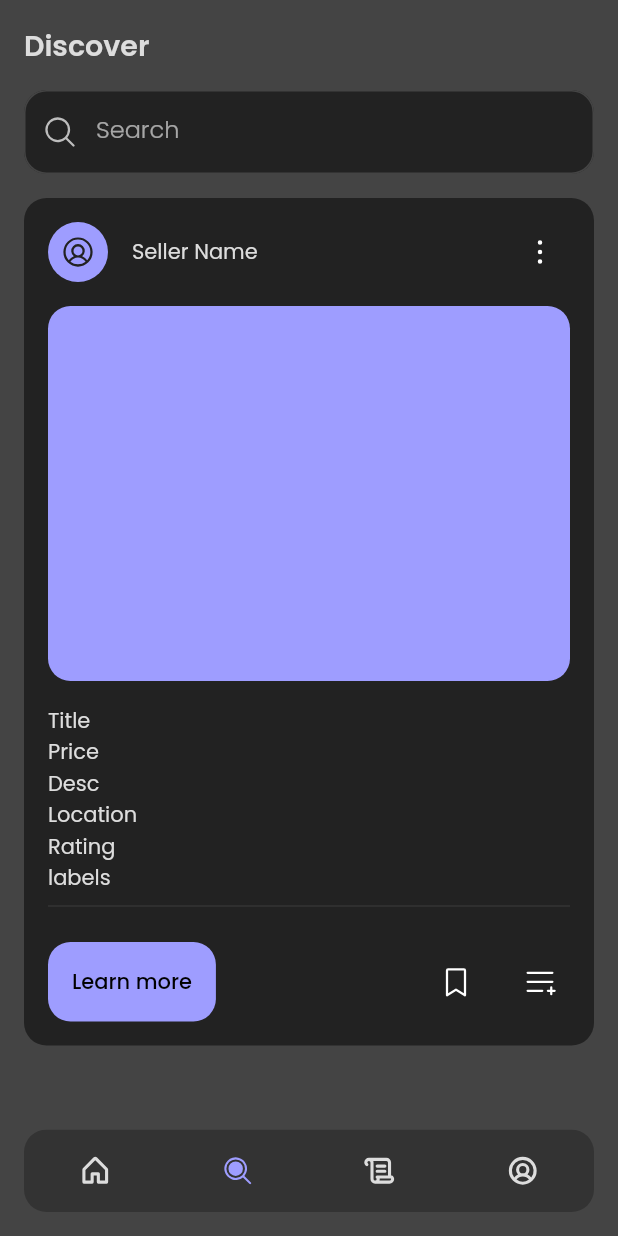
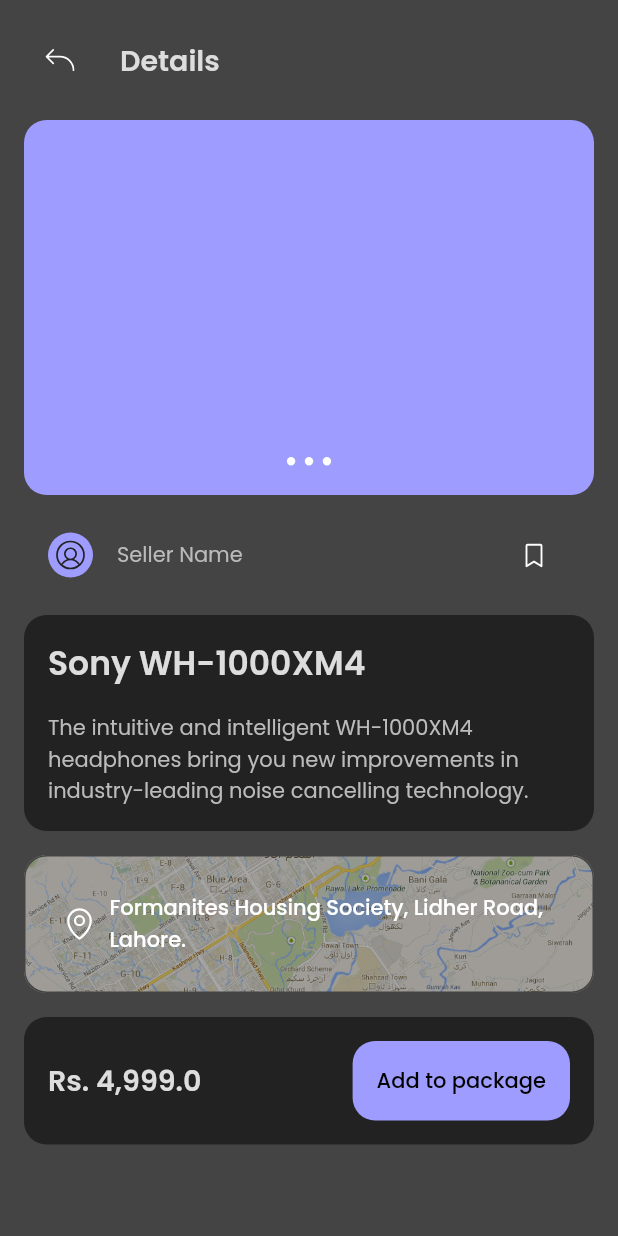
Before and after one commit to mabdullah412/event-services-marketplace, a Flutter app: the screen it shows after launch, item 2 of the bottom bar chosen, after a tap on "Learn more", on a phone screen of 412 x 824 dp. Run offline on Flutter 3.47's test engine with Material 2 defaults, Android fonts, the light colour scheme and no system bars; our stand-ins replace image_picker, phosphor_flutter.

Commit message:
added service_screen

```diff
--- /dev/null
+++ b/lib/presentation/screens/service_screen.dart
@@ -0,0 +1,226 @@
+import 'package:flutter/material.dart';
+import 'package:phosphor_flutter/phosphor_flutter.dart';
+
+import '../../constants/constants.dart';
+
+class ServiceScreen extends StatelessWidget {
+  const ServiceScreen({super.key});
+
+  @override
+  Widget build(BuildContext context) {
+    return SafeArea(
+      child: Scaffold(
+        body: SingleChildScrollView(
+          child: Container(
+            padding: const EdgeInsets.all(padding),
+            child: Column(
+              crossAxisAlignment: CrossAxisAlignment.stretch,
+              children: [
+                const PopHeader(),
+                const SizedBox(height: padding),
+                const ImageBanner(),
+                const SizedBox(height: padding),
+                const SellerAndBookmark(),
+                const SizedBox(height: padding),
+                const TitleAndDescription(),
+                const SizedBox(height: padding),
+                const LocationAddress(),
+                const SizedBox(height: padding),
+                const Pricing(),
+                const SizedBox(height: padding),
+                Container(),
+              ],
+            ),
+          ),
+        ),
+      ),
+    );
+  }
+}
+
+class Pricing extends StatelessWidget {
+  const Pricing({
+    Key? key,
+  }) : super(key: key);
+
+  @override
+  Widget build(BuildContext context) {
+    return Container(
+      padding: const EdgeInsets.all(padding),
+      decoration: BoxDecoration(
+        color: Theme.of(context).colorScheme.surface,
+        borderRadius: BorderRadius.circular(radius),
+      ),
+      child: Row(
+        mainAxisAlignment: MainAxisAlignment.spaceBetween,
+        children: [
+          Text(
+            'Rs. 4,999.0',
+            style: Theme.of(context).primaryTextTheme.titleLarge,
+          ),
+          const SizedBox(height: padding),
+          ElevatedButton(
+            onPressed: () {},
+            child: const Text('Add to package'),
+          ),
+        ],
+      ),
+    );
+  }
+}
+
+class LocationAddress extends StatelessWidget {
+  const LocationAddress({
+    Key? key,
+  }) : super(key: key);
+
+  @override
+  Widget build(BuildContext context) {
+    return Container(
+      padding: const EdgeInsets.all(padding),
+      decoration: BoxDecoration(
+        borderRadius: BorderRadius.circular(radius),
+        border: Border.all(
+          color: Theme.of(context).colorScheme.outline,
+        ),
+        color: Theme.of(context).colorScheme.surface,
+        image: const DecorationImage(
+          image: AssetImage('assets/images/map_background.png'),
+          fit: BoxFit.cover,
+          opacity: 0.6,
+        ),
+      ),
+      child: Center(
+        child: TextButton.icon(
+          onPressed: () {},
+          icon: const Icon(PhosphorIcons.mapPin),
+          label: const Text(
+            'Formanites Housing Society, Lidher Road, Lahore.',
+          ),
+        ),
+      ),
+    );
+  }
+}
+
+class TitleAndDescription extends StatelessWidget {
+  const TitleAndDescription({
+    Key? key,
+  }) : super(key: key);
+
+  @override
+  Widget build(BuildContext context) {
+    return Container(
+      padding: const EdgeInsets.all(padding),
+      decoration: BoxDecoration(
+        color: Theme.of(context).colorScheme.surface,
+        borderRadius: BorderRadius.circular(radius),
+      ),
+      child: Column(
+        crossAxisAlignment: CrossAxisAlignment.stretch,
+        children: [
+          Text(
+            'Sony WH-1000XM4',
+            style: Theme.of(context).primaryTextTheme.displaySmall,
+          ),
+          const SizedBox(height: padding),
+          Text(
+            'The intuitive and intelligent WH-1000XM4 headphones bring you new improvements in industry-leading noise cancelling technology.',
+            style: Theme.of(context).primaryTextTheme.bodyMedium,
+          ),
+        ],
+      ),
+    );
+  }
+}
+
+class SellerAndBookmark extends StatelessWidget {
+  const SellerAndBookmark({
+    Key? key,
+  }) : super(key: key);
+
+  @override
+  Widget build(BuildContext context) {
+    return Container(
+      padding: const EdgeInsets.symmetric(horizontal: padding),
+      decoration: BoxDecoration(
+        borderRadius: BorderRadius.circular(radius),
+      ),
+      child: Row(
+        mainAxisAlignment: MainAxisAlignment.spaceBetween,
+        children: [
+          Row(
+            children: [
+              CircleAvatar(
+                radius: 15,
+                backgroundColor: Theme.of(context).colorScheme.primary,
+                foregroundColor: Theme.of(context).colorScheme.secondary,
+                child: const Icon(PhosphorIcons.userCircleLight),
+              ),
+              const SizedBox(width: padding),
+              Text(
+                'Seller Name',
+                style: Theme.of(context).primaryTextTheme.bodyMedium,
+              ),
+            ],
+          ),
+          IconButton(
+            onPressed: () {},
+            icon: const Icon(
+              PhosphorIcons.bookmarkSimple,
+              size: 20,
+            ),
+          )
+        ],
+      ),
+    );
+  }
+}
+
+class ImageBanner extends StatelessWidget {
+  const ImageBanner({
+    Key? key,
+  }) : super(key: key);
+
+  @override
+  Widget build(BuildContext context) {
+    return Stack(
+      alignment: Alignment.bottomCenter,
+      children: [
+        Container(
+          height: 250,
+          decoration: BoxDecoration(
+            borderRadius: BorderRadius.circular(radius),
+            color: Theme.of(context).colorScheme.primary,
+          ),
+        ),
+        const Icon(PhosphorIcons.dotsThreeBold, size: 45)
+      ],
+    );
+  }
+}
+
+class PopHeader extends StatelessWidget {
+  const PopHeader({
+    Key? key,
+  }) : super(key: key);
+
+  @override
+  Widget build(BuildContext context) {
+    return Row(
+      children: [
+        IconButton(
+          onPressed: () {
+            Navigator.of(context).pop();
+          },
+          icon: const Icon(PhosphorIcons.arrowBendUpLeftLight),
+        ),
+        const SizedBox(width: padding),
+        Text(
+          'Details',
+          style: Theme.of(context).primaryTextTheme.titleLarge,
+        ),
+      ],
+    );
+  }
+}
--- a/lib/presentation/themes.dart
+++ b/lib/presentation/themes.dart
@@ -20,6 +20,13 @@
         fontWeight: FontWeight.w600,
       ),
 
+      // display
+      displaySmall: TextStyle(
+        fontSize: 22,
+        color: Color(0xFFDDDDDD),
+        fontWeight: FontWeight.w600,
+      ),
+
       // container
       titleMedium: TextStyle(
         fontSize: 17,
@@ -35,7 +42,7 @@
       // container text
       bodyMedium: TextStyle(
         fontSize: 14,
-        color: Color(0xFFDDDDDD),
+        color: Color(0xFFBBBBBB),
       ),
       bodyLarge: TextStyle(
         fontSize: 16,
@@ -55,7 +62,7 @@
       // container text
       bodyMedium: TextStyle(
         fontSize: 14,
-        color: Color(0xFFDDDDDD),
+        color: Color(0xFFBBBBBB),
       ),
       bodyLarge: TextStyle(
         fontSize: 16,
@@ -98,13 +105,26 @@
         ),
       ),
     ),
+    textButtonTheme: TextButtonThemeData(
+      style: ButtonStyle(
+        // padding: MaterialStateProperty.all(const EdgeInsets.all(padding)),
+        elevation: MaterialStateProperty.all(0),
+        foregroundColor: MaterialStateProperty.all(Colors.white),
+        shape: MaterialStateProperty.all(
+          RoundedRectangleBorder(
+            borderRadius: BorderRadius.circular(radius),
+          ),
+        ),
+      ),
+    ),
 
     // colorscheme
     colorScheme: const ColorScheme.dark(
       primary: Color(0xFF9E9DFF),
       secondary: Color(0xFF222222),
       surface: Color(0xFF222222),
-        outline: Color(0xFF444444)),
+      outline: Color(0xFF444444),
+    ),
 
     // navbar
     navigationBarTheme: NavigationBarThemeData(
@@ -142,6 +162,13 @@
       // header
       titleLarge: TextStyle(
         fontSize: 19,
+        color: Color(0xFF444444),
+        fontWeight: FontWeight.w600,
+      ),
+
+      // display
+      displaySmall: TextStyle(
+        fontSize: 22,
         color: Color(0xFF444444),
         fontWeight: FontWeight.w600,
       ),
@@ -224,13 +251,26 @@
         ),
       ),
     ),
+    textButtonTheme: TextButtonThemeData(
+      style: ButtonStyle(
+        // padding: MaterialStateProperty.all(const EdgeInsets.all(padding)),
+        elevation: MaterialStateProperty.all(0),
+        foregroundColor: MaterialStateProperty.all(Colors.black),
+        shape: MaterialStateProperty.all(
+          RoundedRectangleBorder(
+            borderRadius: BorderRadius.circular(radius),
+          ),
+        ),
+      ),
+    ),
 
     // colorscheme
     colorScheme: const ColorScheme.light(
       primary: Color(0xFF9E9DFF),
       secondary: Color(0xFF222222),
       surface: Color(0xFFFFFFFF),
-        outline: Color(0xFFDDDDDD)),
+      outline: Color(0xFFDDDDDD),
+    ),
 
     // navbar
     navigationBarTheme: NavigationBarThemeData(
--- a/lib/presentation/widgets/service_container.dart
+++ b/lib/presentation/widgets/service_container.dart
@@ -1,3 +1,5 @@
+import 'package:event_planner/presentation/router/custom_page_route.dart';
+import 'package:event_planner/presentation/screens/service_screen.dart';
 import 'package:flutter/material.dart';
 import 'package:phosphor_flutter/phosphor_flutter.dart';
 
@@ -102,7 +104,13 @@
             mainAxisAlignment: MainAxisAlignment.spaceBetween,
             children: [
               ElevatedButton(
-                onPressed: () {},
+                onPressed: () {
+                  Navigator.of(context).push(
+                    CustomPageRoute(
+                      child: const ServiceScreen(),
+                    ),
+                  );
+                },
                 child: const Text('Learn more'),
               ),
 
--- a/pubspec.yaml
+++ b/pubspec.yaml
@@ -25,6 +25,9 @@
 
 flutter:
   uses-material-design: true
+
+  assets:
+    - assets/images/
 
   fonts:
     - family: Poppins
```
Also changed, not shown: assets/images/map_background.png (added). Lines whose indentation alone changed are shown as unchanged.
